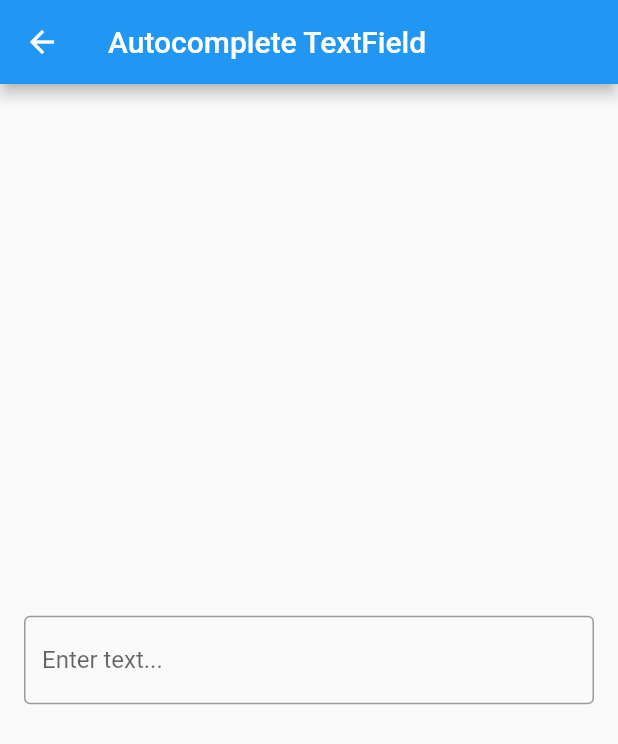
After one commit to Gogo-jiii/Flutter-All-In-One, a Flutter app: the AutoCompleteTextFieldScreen screen opened directly, on a phone screen of 412 x 824 dp. The commit adds this screen. Shown: the top 744 px of the screen. Run offline on Flutter 3.47's test engine with Material 2 defaults, Android fonts, the phone set to English and light mode, and no system bars; our stand-ins replace fluttertoast.

Commit message:
autocomplete textfield

```diff
--- /dev/null
+++ b/lib/modules/autocomplete_textfield/autocomplete_textfield_screen.dart
@@ -0,0 +1,55 @@
+import 'package:flutter/material.dart';
+import 'package:flutter_all_in_one/modules/common_widgets/common_widgets.dart';
+import 'package:flutter_all_in_one/modules/toast/toast_screen.dart';
+
+class AutoCompleteTextFieldScreen extends StatefulWidget {
+  const AutoCompleteTextFieldScreen({Key? key}) : super(key: key);
+
+  @override
+  State<AutoCompleteTextFieldScreen> createState() =>
+      _AutoCompleteTextfieldScreenState();
+}
+
+class _AutoCompleteTextfieldScreenState
+    extends State<AutoCompleteTextFieldScreen> {
+  final List<String> _kOptions = [
+    'aardvark',
+    'bobcat',
+    'chameleon',
+  ];
+
+  @override
+  Widget build(BuildContext context) {
+    return Scaffold(
+      appBar: getAppBar(context, "Autocomplete TextField"),
+      body: Center(
+        child: Container(
+          margin: const EdgeInsets.all(16),
+          child: Autocomplete<String>(
+            onSelected: (String selection) {
+              showToast("Selected : $selection");
+            },
+            fieldViewBuilder:
+                (context, textEditingController, focusNode, onFieldSubmitted) =>
+                    TextFormField(
+              controller: textEditingController,
+              focusNode: focusNode,
+              decoration: const InputDecoration(
+                border: OutlineInputBorder(),
+                labelText: "Enter text...",
+              ),
+            ),
+            optionsBuilder: (TextEditingValue textEditingValue) {
+              if (textEditingValue.text.isEmpty) {
+                return const Iterable<String>.empty();
+              }
+              return _kOptions.where((String option) {
+                return option.contains(textEditingValue.text.toLowerCase());
+              });
+            },
+          ),
+        ),
+      ),
+    );
+  }
+}
```
Also changed, not shown: lib/main.dart (+11 -2 lines).
